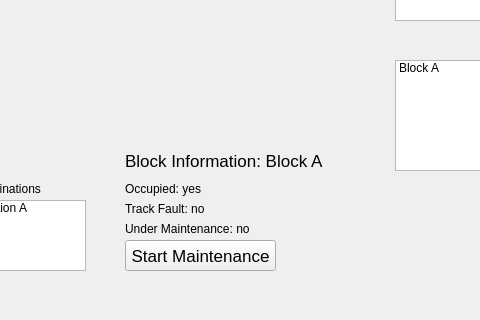
Old version of the form CTC-Office/GUI/CTC-Office.ui in the repository vism2889/ECE_1140_TRAINS; both pictures show x 225 to 705 and y 280 to 600 of the 800 by 600 pixel window.
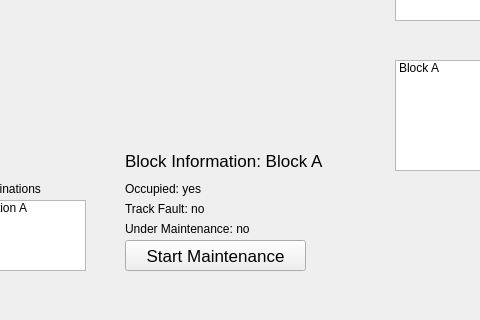
New version of the form.

Diff of the .ui file:
```diff
--- a/CTC-Office/GUI/CTC-Office.ui
+++ b/CTC-Office/GUI/CTC-Office.ui
@@ -96,7 +96,7 @@
      <rect>
       <x>350</x>
       <y>430</y>
-      <width>221</width>
+      <width>231</width>
       <height>21</height>
      </rect>
     </property>
@@ -171,7 +171,7 @@
      <rect>
       <x>350</x>
       <y>520</y>
-      <width>151</width>
+      <width>181</width>
       <height>31</height>
      </rect>
     </property>
```
